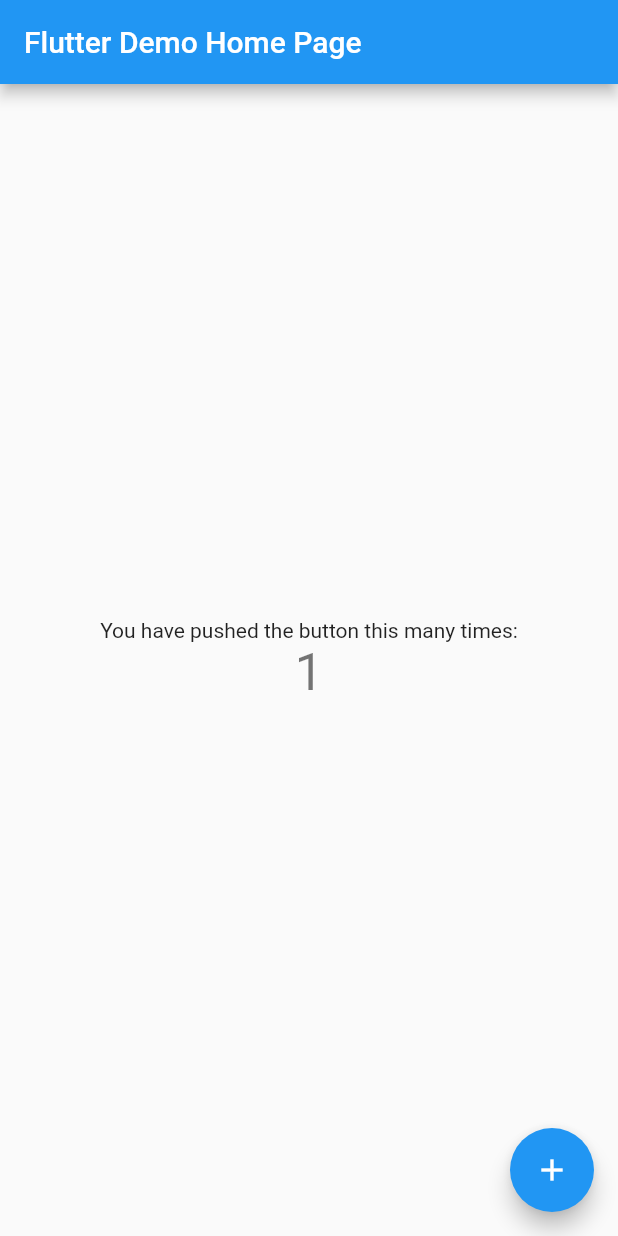
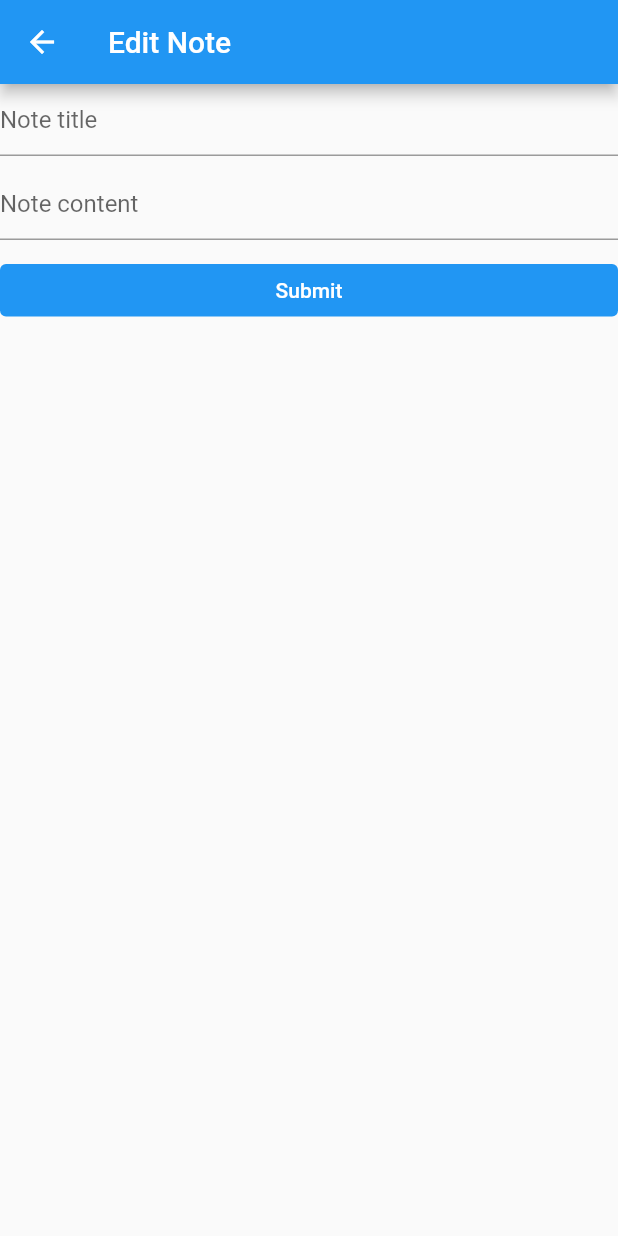
Before and after one commit to aeiajungco/rest_api, a Flutter app: the screen it shows after launch, after a tap on the "add" icon, on a phone screen of 412 x 824 dp. Run offline on Flutter 3.47's test engine with Material 2 defaults, Android fonts, the phone set to English and light mode, and no system bars.

Commit message:
created pages and popups

```diff
--- a/lib/main.dart
+++ b/lib/main.dart
@@ -1,4 +1,5 @@
 import 'package:flutter/material.dart';
+import 'package:rest_api/views/note_list.dart';
 
 void main() {
   runApp(const MyApp());
@@ -13,103 +14,9 @@ class MyApp extends StatelessWidget {
     return MaterialApp(
       title: 'Flutter Demo',
       theme: ThemeData(
-        // This is the theme of your application.
-        //
-        // Try running your application with "flutter run". You'll see the
-        // application has a blue toolbar. Then, without quitting the app, try
-        // changing the primarySwatch below to Colors.green and then invoke
-        // "hot reload" (press "r" in the console where you ran "flutter run",
-        // or simply save your changes to "hot reload" in a Flutter IDE).
-        // Notice that the counter didn't reset back to zero; the application
-        // is not restarted.
         primarySwatch: Colors.blue,
       ),
-      home: const MyHomePage(title: 'Flutter Demo Home Page'),
+      home: NoteList(),
     );
   }
 }
-
-class MyHomePage extends StatefulWidget {
-  const MyHomePage({Key? key, required this.title}) : super(key: key);
-
-  // This widget is the home page of your application. It is stateful, meaning
-  // that it has a State object (defined below) that contains fields that affect
-  // how it looks.
-
-  // This class is the configuration for the state. It holds the values (in this
-  // case the title) provided by the parent (in this case the App widget) and
-  // used by the build method of the State. Fields in a Widget subclass are
-  // always marked "final".
-
-  final String title;
-
-  @override
-  State<MyHomePage> createState() => _MyHomePageState();
-}
-
-class _MyHomePageState extends State<MyHomePage> {
-  int _counter = 0;
-
-  void _incrementCounter() {
-    setState(() {
-      // This call to setState tells the Flutter framework that something has
-      // changed in this State, which causes it to rerun the build method below
-      // so that the display can reflect the updated values. If we changed
-      // _counter without calling setState(), then the build method would not be
-      // called again, and so nothing would appear to happen.
-      _counter++;
-    });
-  }
-
-  @override
-  Widget build(BuildContext context) {
-    // This method is rerun every time setState is called, for instance as done
-    // by the _incrementCounter method above.
-    //
-    // The Flutter framework has been optimized to make rerunning build methods
-    // fast, so that you can just rebuild anything that needs updating rather
-    // than having to individually change instances of widgets.
-    return Scaffold(
-      appBar: AppBar(
-        // Here we take the value from the MyHomePage object that was created by
-        // the App.build method, and use it to set our appbar title.
-        title: Text(widget.title),
-      ),
-      body: Center(
-        // Center is a layout widget. It takes a single child and positions it
-        // in the middle of the parent.
-        child: Column(
-          // Column is also a layout widget. It takes a list of children and
-          // arranges them vertically. By default, it sizes itself to fit its
-          // children horizontally, and tries to be as tall as its parent.
-          //
-          // Invoke "debug painting" (press "p" in the console, choose the
-          // "Toggle Debug Paint" action from the Flutter Inspector in Android
-          // Studio, or the "Toggle Debug Paint" command in Visual Studio Code)
-          // to see the wireframe for each widget.
-          //
-          // Column has various properties to control how it sizes itself and
-          // how it positions its children. Here we use mainAxisAlignment to
-          // center the children vertically; the main axis here is the vertical
-          // axis because Columns are vertical (the cross axis would be
-          // horizontal).
-          mainAxisAlignment: MainAxisAlignment.center,
-          children: <Widget>[
-            const Text(
-              'You have pushed the button this many times:',
-            ),
-            Text(
-              '$_counter',
-              style: Theme.of(context).textTheme.headline4,
-            ),
-          ],
-        ),
-      ),
-      floatingActionButton: FloatingActionButton(
-        onPressed: _incrementCounter,
-        tooltip: 'Increment',
-        child: const Icon(Icons.add),
-      ), // This trailing comma makes auto-formatting nicer for build methods.
-    );
-  }
-}
--- /dev/null
+++ b/lib/models/note_modify.dart
@@ -0,0 +1,51 @@
+// ignore_for_file: prefer_const_constructors
+
+import 'package:flutter/material.dart';
+
+class NoteModify extends StatelessWidget {
+  const NoteModify({Key? key, this.noteID}) : super(key: key);
+
+  final String? noteID;
+  bool get isEditing => noteID != null;
+
+  @override
+  Widget build(BuildContext context) {
+    return Scaffold(
+      appBar: AppBar(title: Text(isEditing ? 'Create note' : 'Edit Note')),
+      body: Column(
+        // ignore: prefer_const_literals_to_create_immutables
+        children: [
+          TextField(
+            decoration: InputDecoration(hintText: 'Note title'),
+          ),
+          Container(height: 8),
+          TextField(
+            decoration: InputDecoration(hintText: 'Note content'),
+          ),
+          Container(height: 16),
+          SizedBox(
+            width: double.infinity,
+            height: 35,
+            child: TextButton(
+              child: Text(
+                'Submit',
+                style: TextStyle(color: Colors.white),
+              ),
+              style: TextButton.styleFrom(
+                  backgroundColor: Theme.of(context).primaryColor),
+              onPressed: () {
+                if (isEditing) {
+
+                }
+                else {
+
+                }
+                Navigator.of(context).pop();
+              },
+            ),
+          )
+        ],
+      ),
+    );
+  }
+}
--- /dev/null
+++ b/lib/views/note_list.dart
@@ -0,0 +1,81 @@
+// ignore_for_file: prefer_const_constructors
+
+import 'package:flutter/material.dart';
+import 'package:rest_api/models/note_modify.dart';
+import 'package:rest_api/models/notes_for_listing.dart';
+import 'package:rest_api/views/note_delete.dart';
+
+class NoteList extends StatelessWidget {
+  NoteList({Key? key}) : super(key: key);
+
+  final notes = [
+    new NoteForListing(
+        noteID: "1",
+        createDateTime: DateTime.now(),
+        latestEditDateTime: DateTime.now(),
+        noteTitle: "Note 1"),
+    new NoteForListing(
+        noteID: "2",
+        createDateTime: DateTime.now(),
+        latestEditDateTime: DateTime.now(),
+        noteTitle: "Note 2"),
+    new NoteForListing(
+        noteID: "2",
+        createDateTime: DateTime.now(),
+        latestEditDateTime: DateTime.now(),
+        noteTitle: "Note 2"),
+  ];
+
+  @override
+  Widget build(BuildContext context) {
+    return Scaffold(
+      appBar: AppBar(title: Text('List of notes')),
+      floatingActionButton: FloatingActionButton(
+        onPressed: () {
+          Navigator.of(context)
+              .push(MaterialPageRoute(builder: (_) => NoteModify()));
+        },
+        child: Icon(Icons.add),
+      ),
+      body: ListView.separated(
+        separatorBuilder: (_, __) => Divider(
+          height: 1,
+          color: Colors.green,
+        ),
+        itemBuilder: (_, index) {
+          return Dismissible(
+            key: ValueKey(notes[index].noteID),
+            direction: DismissDirection.startToEnd,
+            onDismissed: (direction) {},
+            confirmDismiss: (direction) async {
+              final result = await showDialog(
+                  context: context, builder: (_) => NoteDelete());
+              return result;
+            },
+            background: Container(
+              color: Colors.red,
+              padding: EdgeInsets.only(left: 16),
+              child: Align(
+                child: Icon(Icons.delete, color: Colors.white),
+                alignment: Alignment.centerLeft,
+              ),
+            ),
+            child: ListTile(
+              title: Text(
+                notes[index].noteTitle!,
+                style: TextStyle(color: Theme.of(context).primaryColor),
+              ),
+              subtitle:
+                  Text('Last edited on ${notes[index].latestEditDateTime}'),
+              onTap: () {
+                Navigator.of(context).push(MaterialPageRoute(
+                    builder: (_) => NoteModify(noteID: notes[index].noteID)));
+              },
+            ),
+          );
+        },
+        itemCount: notes.length,
+      ),
+    );
+  }
+}
```
Also changed, not shown: lib/models/notes_for_listing.dart (added, +12 -0 lines), lib/views/note_delete.dart (added, +25 -0 lines).
